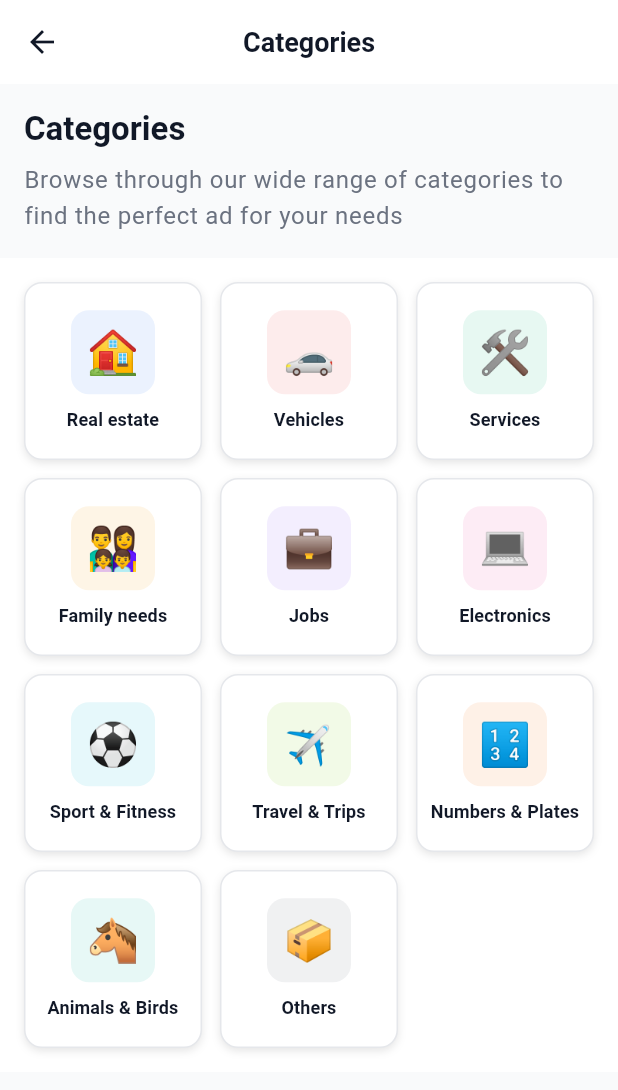
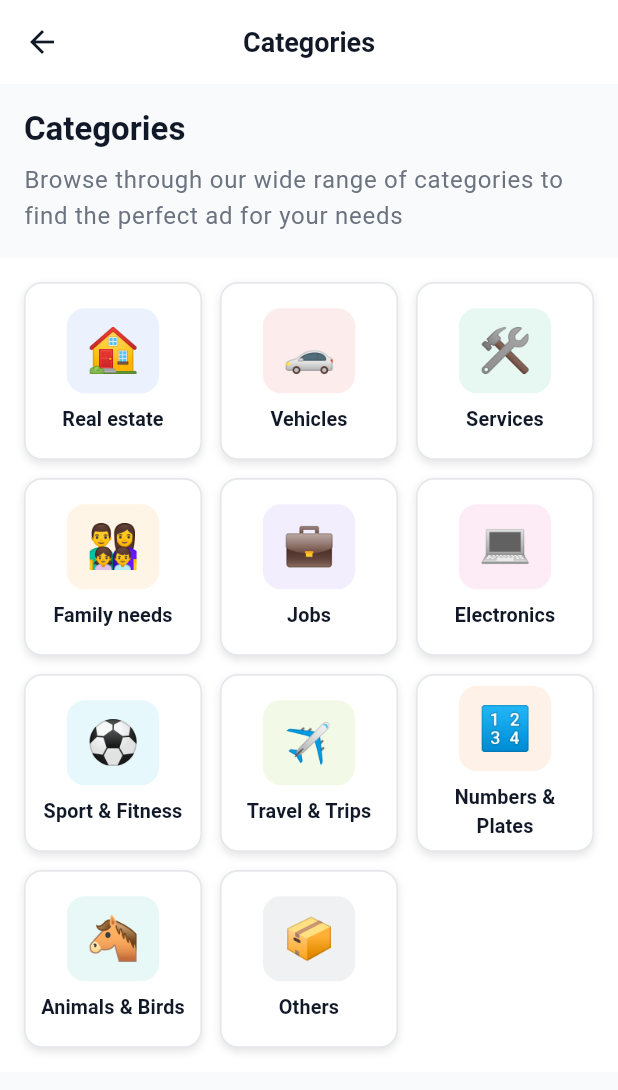
Before and after one commit to aboabdallahramadan/sahelFlutter, a Flutter app: the CategoriesScreen screen opened by its route, on a phone screen of 412 x 824 dp. Shown: the top 1090 px of the screen. Run offline on Flutter 3.47's test engine with Material 3 defaults, Android fonts, the phone set to English and light mode, and no system bars; our stand-ins replace cached_network_image, carousel_slider, flutter_riverpod, flutter_screenutil, freezed_annotation, go_router and 3 more; accounts and stored records are empty; network calls fail; Roboto replaces fonts that are missing (Mulish).

Commit message:
changed color and fixed some overflow

```diff
--- a/lib/app.dart
+++ b/lib/app.dart
@@ -6,8 +6,8 @@ import 'l10n/app_localizations.dart';
 import 'shared/themes/app_theme.dart';
 import 'shared/routes/app_router.dart';
 
-class MzadQatarApp extends ConsumerWidget {
-  const MzadQatarApp({super.key});
+class SahelApp extends ConsumerWidget {
+  const SahelApp({super.key});
 
   @override
   Widget build(BuildContext context, WidgetRef ref) {
@@ -19,7 +19,7 @@ class MzadQatarApp extends ConsumerWidget {
       splitScreenMode: true,
       builder: (context, child) {
         return MaterialApp.router(
-          title: 'Mzad Qatar',
+          title: 'Sahel',
           debugShowCheckedModeBanner: false,
           theme: AppTheme.lightTheme,
           darkTheme: AppTheme.darkTheme,
--- a/lib/core/constants/app_colors.dart
+++ b/lib/core/constants/app_colors.dart
@@ -2,13 +2,13 @@ import 'package:flutter/material.dart';
 
 class AppColors {
   // Primary Colors
-  static const Color primaryAccent = Color(0xFF10b981); // emerald-500
+  static const Color primaryAccent = Color(0xFF566687); // emerald-500
   static const Color primaryDark = Color(0xFF047857); // emerald-700
   static const Color primaryLight = Color(0xFF34d399); // emerald-400
   static const Color primaryBg = Color(0xFFF9FAFB); // gray-50
 
   // Secondary Colors
-  static const Color secondary = Color(0xFF3B82F6); // blue-600
+  static const Color secondary = Color(0xFF566687); // blue-600
   static const Color secondaryDark = Color(0xFF1E40AF); // blue-800
   static const Color secondaryLight = Color(0xFF60A5FA); // blue-400
 
--- a/lib/core/constants/app_constants.dart
+++ b/lib/core/constants/app_constants.dart
@@ -1,10 +1,12 @@
+import 'package:flutter_screenutil/flutter_screenutil.dart';
+
 class AppConstants {
   // App Info
-  static const String appName = 'Mzad Qatar';
+  static const String appName = 'Sahel';
   static const String appVersion = '1.0.0';
 
   // API Configuration
-  static const String baseUrl = 'https://api.mzadqatar.com/v1';
+  static const String baseUrl = 'https://api.sahel.com/v1';
   static const Duration apiTimeout = Duration(seconds: 30);
 
   // Storage Keys
@@ -22,7 +24,12 @@ class AppConstants {
   // Image Upload
   static const int maxImageSize = 10 * 1024 * 1024; // 10 MB
   static const int maxImagesPerAd = 10;
-  static const List<String> allowedImageFormats = ['jpg', 'jpeg', 'png', 'webp'];
+  static const List<String> allowedImageFormats = [
+    'jpg',
+    'jpeg',
+    'png',
+    'webp'
+  ];
 
   // OTP Configuration
   static const int otpLength = 6;
@@ -38,7 +45,7 @@ class AppConstants {
   static const Duration mediumAnimation = Duration(milliseconds: 300);
   static const Duration longAnimation = Duration(milliseconds: 500);
 
-  // Spacing
+  // Base Constants (for const constructors)
   static const double spacing4 = 4.0;
   static const double spacing8 = 8.0;
   static const double spacing12 = 12.0;
@@ -49,7 +56,6 @@ class AppConstants {
   static const double spacing40 = 40.0;
   static const double spacing48 = 48.0;
 
-  // Border Radius
   static const double radiusSmall = 4.0;
   static const double radiusMedium = 8.0;
   static const double radiusLarge = 12.0;
@@ -57,11 +63,33 @@ class AppConstants {
   static const double radiusXXLarge = 24.0;
   static const double radiusCircular = 9999.0;
 
-  // Icon Sizes
   static const double iconSizeSmall = 16.0;
   static const double iconSizeMedium = 24.0;
   static const double iconSizeLarge = 32.0;
   static const double iconSizeXLarge = 48.0;
+
+  // Responsive versions (use these for responsive design)
+  static double get spacing4R => 4.w;
+  static double get spacing8R => 8.w;
+  static double get spacing12R => 12.w;
+  static double get spacing16R => 16.w;
+  static double get spacing20R => 20.w;
+  static double get spacing24R => 24.w;
+  static double get spacing32R => 32.w;
+  static double get spacing40R => 40.w;
+  static double get spacing48R => 48.w;
+
+  static double get radiusSmallR => 4.r;
+  static double get radiusMediumR => 8.r;
+  static double get radiusLargeR => 12.r;
+  static double get radiusXLargeR => 16.r;
+  static double get radiusXXLargeR => 24.r;
+  static double get radiusCircularR => 9999.r;
+
+  static double get iconSizeSmallR => 16.r;
+  static double get iconSizeMediumR => 24.r;
+  static double get iconSizeLargeR => 32.r;
+  static double get iconSizeXLargeR => 48.r;
 
   // Country Codes
   static const List<Map<String, String>> countryCodes = [
--- a/lib/features/categories/presentation/widgets/category_card.dart
+++ b/lib/features/categories/presentation/widgets/category_card.dart
@@ -1,4 +1,5 @@
 import 'package:flutter/material.dart';
+import 'package:flutter_screenutil/flutter_screenutil.dart';
 import 'package:go_router/go_router.dart';
 import '../../../../core/constants/app_colors.dart';
 import '../../../../core/constants/app_constants.dart';
@@ -76,13 +77,13 @@ class CategoryCard extends StatelessWidget {
           borderRadius: BorderRadius.circular(AppConstants.radiusLarge),
           border: Border.all(
             color: AppColors.borderLight,
-            width: 1,
+            width: 1.w,
           ),
           boxShadow: [
             BoxShadow(
               color: AppColors.shadowLight,
-              blurRadius: 4,
-              offset: const Offset(0, 2),
+              blurRadius: 4.r,
+              offset: Offset(0, 2.h),
             ),
           ],
         ),
@@ -91,8 +92,8 @@ class CategoryCard extends StatelessWidget {
           children: [
             // Icon Container
             Container(
-              width: 56,
-              height: 56,
+              width: 56.w,
+              height: 56.h,
               decoration: BoxDecoration(
                 color: categoryColor.withOpacity(0.1),
                 borderRadius: BorderRadius.circular(AppConstants.radiusLarge),
@@ -100,22 +101,23 @@ class CategoryCard extends StatelessWidget {
               child: Center(
                 child: Text(
                   category.icon,
-                  style: const TextStyle(fontSize: 28),
+                  style: TextStyle(fontSize: 28.sp),
                 ),
               ),
             ),
-            const SizedBox(height: AppConstants.spacing8),
+            SizedBox(height: AppConstants.spacing8),
 
             // Category Name
             Padding(
-              padding: const EdgeInsets.symmetric(
+              padding: EdgeInsets.symmetric(
                 horizontal: AppConstants.spacing8,
               ),
               child: Text(
                 localizedName,
                 style: Theme.of(context).textTheme.titleSmall?.copyWith(
-                  fontWeight: FontWeight.w600,
-                ),
+                      fontWeight: FontWeight.w600,
+                      fontSize: 13.sp,
+                    ),
                 textAlign: TextAlign.center,
                 maxLines: 2,
                 overflow: TextOverflow.ellipsis,
--- a/lib/main.dart
+++ b/lib/main.dart
@@ -11,7 +11,7 @@ void main() async {
 
   runApp(
     const ProviderScope(
-      child: MzadQatarApp(),
+      child: SahelApp(),
     ),
   );
 }
```
Also changed, not shown: lib/features/home/presentation/screens/home_screen.dart (+84 -25 lines), lib/features/home/presentation/widgets/ad_card.dart (+64 -34 lines), lib/features/home/presentation/widgets/ads_section.dart (+26 -15 lines), lib/features/home/presentation/widgets/banner_carousel.dart (+27 -20 lines), lib/features/splash/presentation/screens/splash_screen.dart (added, +215 -0 lines), lib/shared/routes/app_router.dart (+9 -1 lines).
